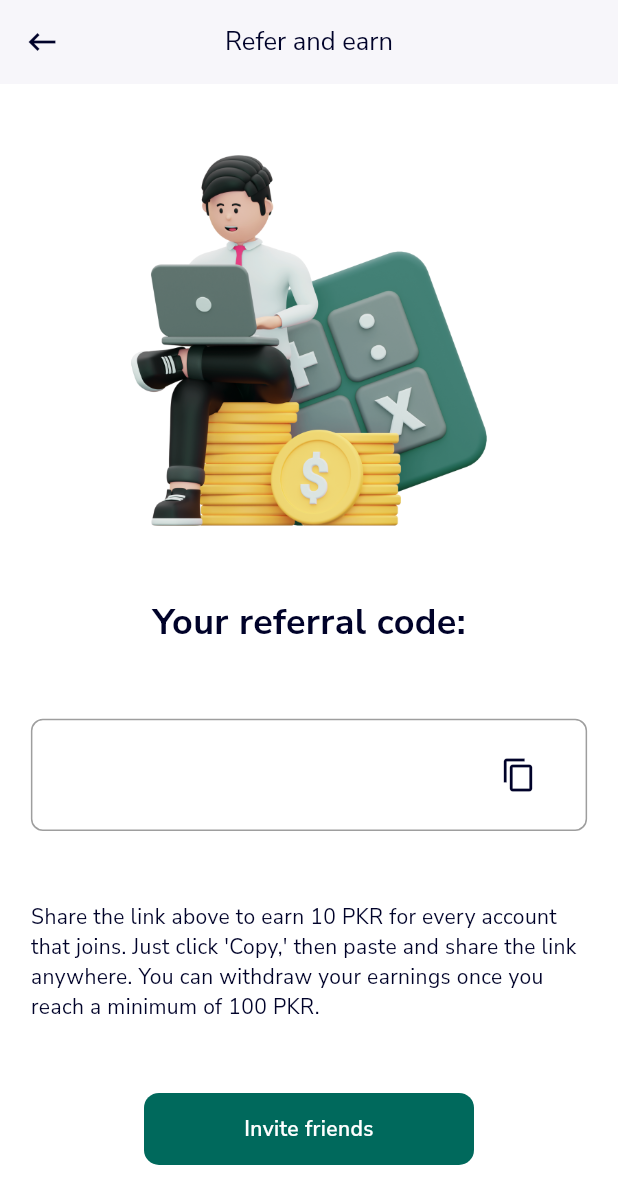
After one commit to mfaizrasool/foldious, a Flutter app: the SettingPage screen opened directly, after a tap on "Refer and earn", on a phone screen of 412 x 824 dp. The commit adds this screen. Shown: the top 1204 px of the screen. Run offline on Flutter 3.47's test engine with Material 3 defaults, Android fonts, the phone set to English and light mode, and no system bars; our stand-ins replace cached_network_image, chewie, connectivity_plus, dio, file_picker, firebase_auth and 23 more; missing offline and left inert: app_settings, flutter_inappwebview, image_gallery_saver_plus; accounts and stored records are empty; network calls fail.

Commit message:
WIP ReferAndEarnPage

```diff
--- /dev/null
+++ b/lib/features/bottom_nav_bar/setting_page/refer/refer_and_earn.dart
@@ -0,0 +1,120 @@
+import 'package:flutter/material.dart';
+import 'package:flutter/services.dart';
+import 'package:foldious/common/controllers/user_details_controller.dart';
+import 'package:foldious/utils/app_labels.dart';
+import 'package:foldious/utils/app_text_styles.dart';
+import 'package:foldious/widgets/loading_indicator.dart';
+import 'package:foldious/widgets/primary_appbar.dart';
+import 'package:foldious/widgets/primary_button.dart';
+import 'package:get/get.dart';
+import 'package:share_plus/share_plus.dart';
+
+class ReferAndEarnPage extends StatefulWidget {
+  const ReferAndEarnPage({super.key});
+  @override
+  State<ReferAndEarnPage> createState() => _ReferAndEarnPageState();
+}
+
+class _ReferAndEarnPageState extends State<ReferAndEarnPage> {
+  final UserDetailsController userDetailsController = Get.find();
+
+  @override
+  void initState() {
+    super.initState();
+  }
+
+  void copyToClipboard(String text) {
+    Clipboard.setData(ClipboardData(text: text));
+    ScaffoldMessenger.of(context).showSnackBar(
+      SnackBar(content: Text('Copied to clipboard!')),
+    );
+  }
+
+  @override
+  Widget build(BuildContext context) {
+    var size = MediaQuery.of(context).size;
+    double height = size.height;
+    double width = size.width;
+
+    return Obx(() {
+      return Scaffold(
+        appBar: PrimaryAppBar(
+          title: AppLabels.referAndEarn,
+        ),
+        body: userDetailsController.isLoading.value
+            ? LoadingIndicator()
+            : Padding(
+                padding: EdgeInsets.symmetric(horizontal: width * 0.05),
+                child: SizedBox(
+                  height: height,
+                  width: width,
+                  child: Column(
+                    crossAxisAlignment: CrossAxisAlignment.center,
+                    mainAxisAlignment: MainAxisAlignment.spaceEvenly,
+                    children: [
+                      Image.asset(
+                        "assets/images/refer.png",
+                        height: height * 0.3,
+                        width: height * 0.3,
+                        fit: BoxFit.contain,
+                      ),
+                      Text(
+                        "Your referral code:",
+                        style: AppTextStyle.headlineMedium,
+                      ),
+                      Container(
+                        padding: EdgeInsets.symmetric(
+                            horizontal: width * 0.05, vertical: height * 0.015),
+                        decoration: BoxDecoration(
+                          border: Border.all(color: Colors.grey),
+                          borderRadius: BorderRadius.circular(8),
+                        ),
+                        child: Row(
+                          mainAxisAlignment: MainAxisAlignment.spaceBetween,
+                          children: [
+                            Text(
+                              userDetailsController.userDetails.userId ?? "",
+                              style: AppTextStyle.headlineMedium,
+                            ),
+
+                            ///
+                            ///
+                            ///
+                            IconButton(
+                              onPressed: () {
+                                String copiedText =
+                                    "Referral code: ${userDetailsController.userDetails.userId} \n\nPlay Store: https://play.google.com/store/apps/details?id=com.foldious.storage\n\n\nApp Store: https://apps.apple.com/us/app/foldious-cloud-storage/id6742392762";
+                                copyToClipboard(copiedText);
+                              },
+                              icon: Icon(
+                                Icons.copy,
+                              ),
+                            ),
+
+                            ///
+                            ///
+                            ///
+                          ],
+                        ),
+                      ),
+                      Text(
+                        "Share the link above to earn 10 PKR for every account that joins. Just click 'Copy,' then paste and share the link anywhere. You can withdraw your earnings once you reach a minimum of 100 PKR.",
+                        style: AppTextStyle.bodyMedium,
+                      ),
+                      PrimaryButton(
+                        title: "Invite friends",
+                        onPressed: () async {
+                          String copiedText =
+                              "Referral code: ${userDetailsController.userDetails.userId} \n\nPlay Store: https://play.google.com/store/apps/details?id=com.foldious.storage\n\n\nApp Store: https://apps.apple.com/us/app/foldious-cloud-storage/id6742392762";
+
+                          await Share.share(copiedText);
+                        },
+                      ),
+                    ],
+                  ),
+                ),
+              ),
+      );
+    });
+  }
+}
--- a/lib/features/bottom_nav_bar/setting_page/setting_page.dart
+++ b/lib/features/bottom_nav_bar/setting_page/setting_page.dart
@@ -5,6 +5,7 @@ import 'package:foldious/features/bottom_nav_bar/setting_page/appearance/appeara
 import 'package:foldious/features/bottom_nav_bar/setting_page/change_password/change_password.dart';
 import 'package:foldious/features/bottom_nav_bar/setting_page/notifications/notifications_controller.dart';
 import 'package:foldious/features/bottom_nav_bar/setting_page/notifications/notifications_page.dart';
+import 'package:foldious/features/bottom_nav_bar/setting_page/refer/refer_and_earn.dart';
 import 'package:foldious/features/bottom_nav_bar/setting_page/settings_controller.dart';
 import 'package:foldious/features/bottom_nav_bar/setting_page/terms_page/terms_page.dart';
 import 'package:foldious/utils/app_labels.dart';
@@ -175,6 +176,15 @@ class _SettingPageState extends State<SettingPage> {
                         ),
 
                         ///
+                        PrimaryListTile(
+                          title: AppLabels.referAndEarn,
+                          icon: Icons.help_outline_rounded,
+                          onTap: () {
+                            Get.to(() => ReferAndEarnPage());
+                          },
+                        ),
+
+                        ///
                         ///
 
                         ///
--- a/lib/utils/app_labels.dart
+++ b/lib/utils/app_labels.dart
@@ -101,4 +101,10 @@ class AppLabels {
   static const newPassword = "New Password";
   static const confirmPassword = "Confirm Password";
   static const enterPassword = "Enter Password";
+
+  /* -------------------------------------------------------------------------- */
+  /*                                ReferAndEarn                                */
+  /* -------------------------------------------------------------------------- */
+
+  static const referAndEarn = "Refer and earn";
 }
--- a/pubspec.yaml
+++ b/pubspec.yaml
@@ -126,6 +126,7 @@ flutter:
   assets:
     - assets/logo/
     - assets/svg/
+    - assets/images/
 
   # An image asset can refer to one or more resolution-specific "variants", see
   # https://flutter.dev/to/resolution-aware-images
```
Also changed, not shown: assets/images/refer.png (added), 4 other files.
